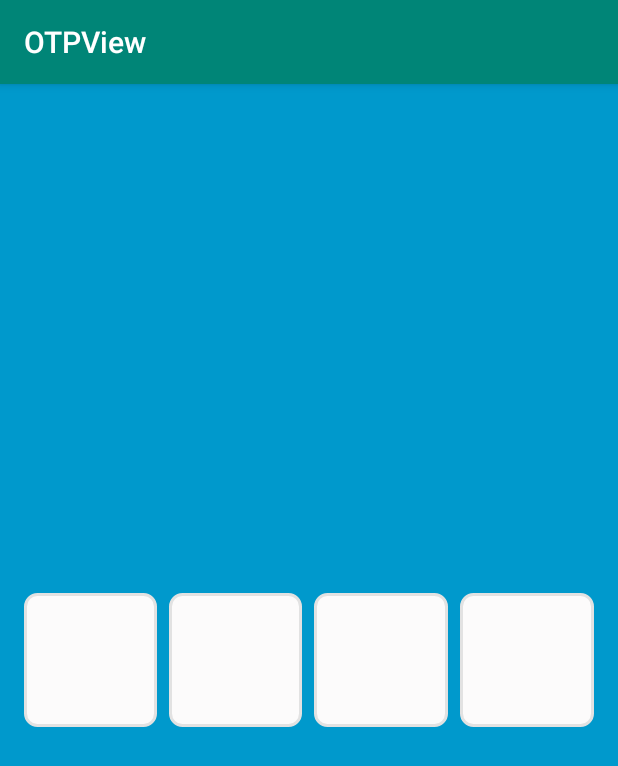
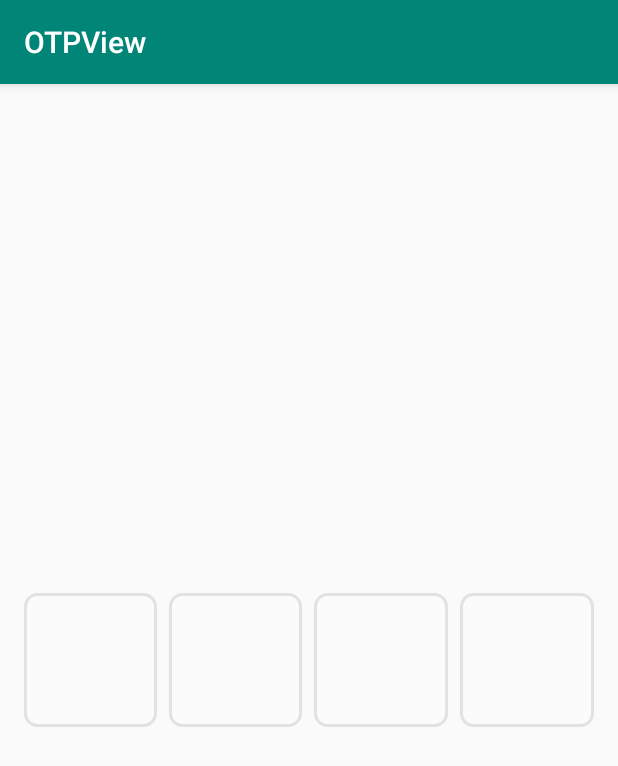
Before and after one commit to catleader/OTPView, an Android app: the screen it shows after launch (MainActivity), on a phone screen of 412 x 824 dp. Shown: the top 766 px of the screen. Run offline under Robolectric (Android 15) with nearby library versions, the phone set to English and light mode, and no system bars.

Commit message:
fix preview not show

```diff
--- a/app/src/main/res/layout/activity_main.xml
+++ b/app/src/main/res/layout/activity_main.xml
@@ -3,7 +3,6 @@
         xmlns:android="http://schemas.android.com/apk/res/android"
         xmlns:app="http://schemas.android.com/apk/res-auto"
         android:orientation="horizontal"
-        android:background="@android:color/holo_blue_dark"
         android:layout_width="match_parent"
         android:layout_height="match_parent">
 
@@ -15,6 +14,7 @@
             app:layout_constraintBottom_toBottomOf="parent"
             app:layout_constraintEnd_toEndOf="parent"
             app:digit_font_size="24dp"
+            app:digit_count="4"
             android:layout_marginStart="16dp"
             android:layout_marginEnd="16dp"
             android:layout_width="match_parent"
--- a/otpview/src/main/java/com/github/catleader/otpview/OtpView.kt
+++ b/otpview/src/main/java/com/github/catleader/otpview/OtpView.kt
@@ -1,11 +1,11 @@
 package com.github.catleader.otpview
 
 import android.content.Context
+import android.graphics.Typeface
 import android.util.AttributeSet
 import android.util.TypedValue
 import android.widget.LinearLayout
 import androidx.appcompat.content.res.AppCompatResources
-import androidx.core.content.res.ResourcesCompat
 
 /**
  * A reusable view for handle OTP input
@@ -57,13 +57,14 @@ class OtpView : LinearLayout {
     /**
      * Digit font
      */
-    var digitFontRes = R.font.kanit_regular
+    var digitFont = "kanit-regular.ttf"
 
     private fun init(attrs: AttributeSet?) {
         attrs?.also {
             context.theme.obtainStyledAttributes(attrs, R.styleable.OtpView, 0, 0).apply {
                 try {
-                    digitCount = getInteger(R.styleable.OtpView_digit_count, resources.getInteger(R.integer.default_digit_count))
+                    digitCount =
+                        getInteger(R.styleable.OtpView_digit_count, resources.getInteger(R.integer.default_digit_count))
                     digitBackgroundRes =
                         getResourceId(R.styleable.OtpView_digit_background_res_id, R.drawable.default_digit_background)
                     digitSpaceBetween = getDimensionPixelSize(
@@ -74,7 +75,7 @@ class OtpView : LinearLayout {
                         R.styleable.OtpView_digit_font_size,
                         resources.getDimension(R.dimen.default_digit_font_size)
                     )
-                    digitFontRes = getResourceId(R.styleable.OtpView_digit_font, R.font.kanit_regular)
+                    digitFont = getString(R.styleable.OtpView_digit_font) ?: "kanit_regular.ttf"
                 } finally {
                     recycle()
                 }
@@ -82,7 +83,7 @@ class OtpView : LinearLayout {
         }
 
         orientation = HORIZONTAL
-        val font = ResourcesCompat.getFont(context, digitFontRes)
+        val font = Typeface.createFromAsset(resources.assets, "fonts/$digitFont")
         val maxDigitIndex = digitCount - 1
         for (i in 0..maxDigitIndex) {
             val edt = SquareEditText(context).apply {
--- a/otpview/src/main/res/values/attrs.xml
+++ b/otpview/src/main/res/values/attrs.xml
@@ -5,6 +5,6 @@
         <attr name="digit_background_res_id" format="reference"/>
         <attr name="digit_space" format="dimension"/>
         <attr name="digit_font_size" format="dimension"/>
-        <attr name="digit_font" format="reference"/>
+        <attr name="digit_font" format="string"/>
     </declare-styleable>
 </resources>
```
Also changed, not shown: otpview/src/main/assets/fonts/kanit_regular.ttf (renamed from otpview/src/main/res/font/kanit_regular.ttf).
